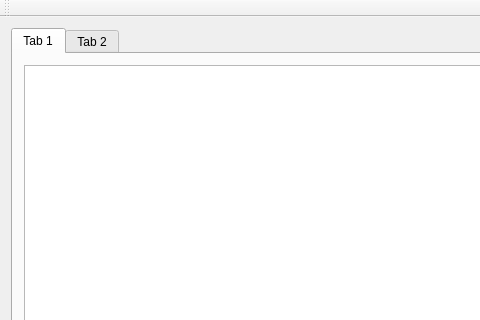
Old version of the form mainwindow.ui in the repository sashoalm/ResizableRectItem; both pictures show x 0 to 480 and y 0 to 320 of the 809 by 512 pixel window.
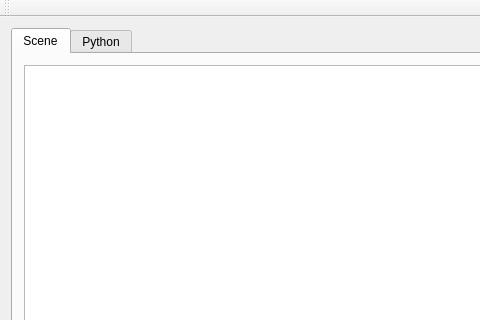
New version of the form. The open tabs and pages were chosen to show the change.

```diff
--- a/mainwindow.ui
+++ b/mainwindow.ui
@@ -22,7 +22,7 @@
       </property>
       <widget class="QWidget" name="tab">
        <attribute name="title">
-        <string>Tab 1</string>
+        <string>Scene</string>
        </attribute>
        <layout class="QVBoxLayout" name="verticalLayout_2">
         <item>
@@ -32,7 +32,7 @@
       </widget>
       <widget class="QWidget" name="tab_2">
        <attribute name="title">
-        <string>Tab 2</string>
+        <string>Python</string>
        </attribute>
        <layout class="QVBoxLayout" name="verticalLayout_3">
         <item>
```
Left out of the diff: 2 changed lines with no effect on the pictures.
